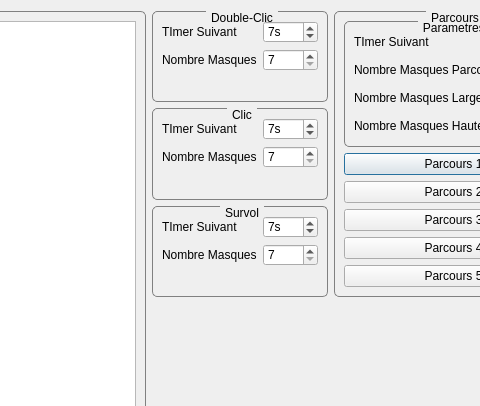
Old version of the form editeur.ui in the repository Txikilinux/leterrier-mulot; both pictures show x 638 to 1118 and y 0 to 406 of the 1222 by 620 pixel window.
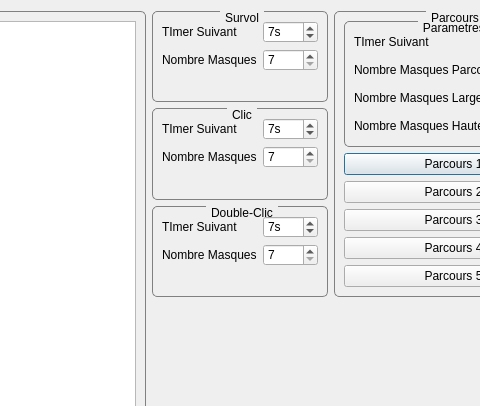
New version of the form. Custom widgets are drawn as their Qt base class.

Commit message: Mise en ordre des groupBox parametres exercice

What changed in the file:
```diff
--- a/editeur.ui
+++ b/editeur.ui
@@ -122,6 +122,142 @@
    </item>
    <item row="0" column="1">
     <layout class="QVBoxLayout" name="verticalLayout">
+     <item>
+      <widget class="QGroupBox" name="groupBoxSurvol">
+       <property name="maximumSize">
+        <size>
+         <width>16777215</width>
+         <height>150</height>
+        </size>
+       </property>
+       <property name="title">
+        <string>Survol</string>
+       </property>
+       <layout class="QGridLayout" name="gridLayout_5">
+        <item row="0" column="0">
+         <layout class="QFormLayout" name="formLayoutSurvol">
+          <property name="fieldGrowthPolicy">
+           <enum>QFormLayout::AllNonFixedFieldsGrow</enum>
+          </property>
+          <item row="0" column="0">
+           <widget class="QLabel" name="labelSurvolSuivant">
+            <property name="text">
+             <string>TImer Suivant</string>
+            </property>
+           </widget>
+          </item>
+          <item row="0" column="1">
+           <widget class="QSpinBox" name="spinBoxSurvolSuivant">
+            <property name="sizePolicy">
+             <sizepolicy hsizetype="Minimum" vsizetype="Preferred">
+              <horstretch>0</horstretch>
+              <verstretch>0</verstretch>
+             </sizepolicy>
+            </property>
+            <property name="suffix">
+             <string>s</string>
+            </property>
+            <property name="value">
+             <number>7</number>
+            </property>
+           </widget>
+          </item>
+          <item row="1" column="0">
+           <widget class="QLabel" name="labelSurvolNbMasques">
+            <property name="text">
+             <string>Nombre Masques</string>
+            </property>
+           </widget>
+          </item>
+          <item row="1" column="1">
+           <widget class="QSpinBox" name="spinBoxSurvolMasque">
+            <property name="sizePolicy">
+             <sizepolicy hsizetype="Minimum" vsizetype="Preferred">
+              <horstretch>0</horstretch>
+              <verstretch>0</verstretch>
+             </sizepolicy>
+            </property>
+            <property name="minimum">
+             <number>7</number>
+            </property>
+            <property name="value">
+             <number>7</number>
+            </property>
+           </widget>
+          </item>
+         </layout>
+        </item>
+       </layout>
+      </widget>
+     </item>
+     <item>
+      <widget class="QGroupBox" name="groupBoxClic">
+       <property name="maximumSize">
+        <size>
+         <width>16777215</width>
+         <height>150</height>
+        </size>
+       </property>
+       <property name="title">
+        <string>Clic</string>
+       </property>
+       <layout class="QGridLayout" name="gridLayout_4">
+        <item row="0" column="0">
+         <layout class="QFormLayout" name="formLayoutClic">
+          <property name="fieldGrowthPolicy">
+           <enum>QFormLayout::AllNonFixedFieldsGrow</enum>
+          </property>
+          <item row="0" column="0">
+           <widget class="QLabel" name="labelClicSuivant">
+            <property name="text">
+             <string>TImer Suivant</string>
+            </property>
+           </widget>
+          </item>
+          <item row="0" column="1">
+           <widget class="QSpinBox" name="spinBoxClicSuivant">
+            <property name="sizePolicy">
+             <sizepolicy hsizetype="Minimum" vsizetype="Preferred">
+              <horstretch>0</horstretch>
+              <verstretch>0</verstretch>
+             </sizepolicy>
+            </property>
+            <property name="suffix">
+             <string>s</string>
+            </property>
+            <property name="value">
+             <number>7</number>
+            </property>
+           </widget>
+          </item>
+          <item row="1" column="0">
+           <widget class="QLabel" name="labelClicNbMasques">
+            <property name="text">
+             <string>Nombre Masques</string>
+            </property>
+           </widget>
+          </item>
+          <item row="1" column="1">
+           <widget class="QSpinBox" name="spinBoxClicMasque">
+            <property name="sizePolicy">
+             <sizepolicy hsizetype="Minimum" vsizetype="Preferred">
+              <horstretch>0</horstretch>
+              <verstretch>0</verstretch>
+             </sizepolicy>
+            </property>
+            <property name="minimum">
+             <number>7</number>
+            </property>
+            <property name="value">
+             <number>7</number>
+            </property>
+           </widget>
+          </item>
+         </layout>
+        </item>
+       </layout>
+      </widget>
+     </item>
      <item>
       <widget class="QGroupBox" name="groupBoxDoubleClic">
        <property name="maximumSize">
@@ -199,142 +335,6 @@
        </layout>
       </widget>
      </item>
-     <item>
-      <widget class="QGroupBox" name="groupBoxClic">
-       <property name="maximumSize">
-        <size>
-         <width>16777215</width>
-         <height>150</height>
-        </size>
-       </property>
-       <property name="title">
-        <string>Clic</string>
-       </property>
-       <layout class="QGridLayout" name="gridLayout_4">
-        <item row="0" column="0">
-         <layout class="QFormLayout" name="formLayoutClic">
-          <property name="fieldGrowthPolicy">
-           <enum>QFormLayout::AllNonFixedFieldsGrow</enum>
-          </property>
-          <item row="0" column="0">
-           <widget class="QLabel" name="labelClicSuivant">
-            <property name="text">
-             <string>TImer Suivant</string>
-            </property>
-           </widget>
-          </item>
-          <item row="0" column="1">
-           <widget class="QSpinBox" name="spinBoxClicSuivant">
-            <property name="sizePolicy">
-             <sizepolicy hsizetype="Minimum" vsizetype="Preferred">
-              <horstretch>0</horstretch>
-              <verstretch>0</verstretch>
-             </sizepolicy>
-            </property>
-            <property name="suffix">
-             <string>s</string>
-            </property>
-            <property name="value">
-             <number>7</number>
-            </property>
-           </widget>
-          </item>
-          <item row="1" column="0">
-           <widget class="QLabel" name="labelClicNbMasques">
-            <property name="text">
-             <string>Nombre Masques</string>
-            </property>
-           </widget>
-          </item>
-          <item row="1" column="1">
-           <widget class="QSpinBox" name="spinBoxClicMasque">
-            <property name="sizePolicy">
-             <sizepolicy hsizetype="Minimum" vsizetype="Preferred">
-              <horstretch>0</horstretch>
-              <verstretch>0</verstretch>
-             </sizepolicy>
-            </property>
-            <property name="minimum">
-             <number>7</number>
-            </property>
-            <property name="value">
-             <number>7</number>
-            </property>
-           </widget>
-          </item>
-         </layout>
-        </item>
-       </layout>
-      </widget>
-     </item>
-     <item>
-      <widget class="QGroupBox" name="groupBoxSurvol">
-       <property name="maximumSize">
-        <size>
-         <width>16777215</width>
-         <height>150</height>
-        </size>
-       </property>
-       <property name="title">
-        <string>Survol</string>
-       </property>
-       <layout class="QGridLayout" name="gridLayout_5">
-        <item row="0" column="0">
-         <layout class="QFormLayout" name="formLayoutSurvol">
-          <property name="fieldGrowthPolicy">
-           <enum>QFormLayout::AllNonFixedFieldsGrow</enum>
-          </property>
-          <item row="0" column="0">
-           <widget class="QLabel" name="labelSurvolSuivant">
-            <property name="text">
-             <string>TImer Suivant</string>
-            </property>
-           </widget>
-          </item>
-          <item row="0" column="1">
-           <widget class="QSpinBox" name="spinBoxSurvolSuivant">
-            <property name="sizePolicy">
-             <sizepolicy hsizetype="Minimum" vsizetype="Preferred">
-              <horstretch>0</horstretch>
-              <verstretch>0</verstretch>
-             </sizepolicy>
-            </property>
-            <property name="suffix">
-             <string>s</string>
-            </property>
-            <property name="value">
-             <number>7</number>
-            </property>
-           </widget>
-          </item>
-          <item row="1" column="0">
-           <widget class="QLabel" name="labelSurvolNbMasques">
-            <property name="text">
-             <string>Nombre Masques</string>
-            </property>
-           </widget>
-          </item>
-          <item row="1" column="1">
-           <widget class="QSpinBox" name="spinBoxSurvolMasque">
-            <property name="sizePolicy">
-             <sizepolicy hsizetype="Minimum" vsizetype="Preferred">
-              <horstretch>0</horstretch>
-              <verstretch>0</verstretch>
-             </sizepolicy>
-            </property>
-            <property name="minimum">
-             <number>7</number>
-            </property>
-            <property name="value">
-             <number>7</number>
-            </property>
-           </widget>
-          </item>
-         </layout>
-        </item>
-       </layout>
-      </widget>
-     </item>
     </layout>
    </item>
    <item row="0" column="2">
```
